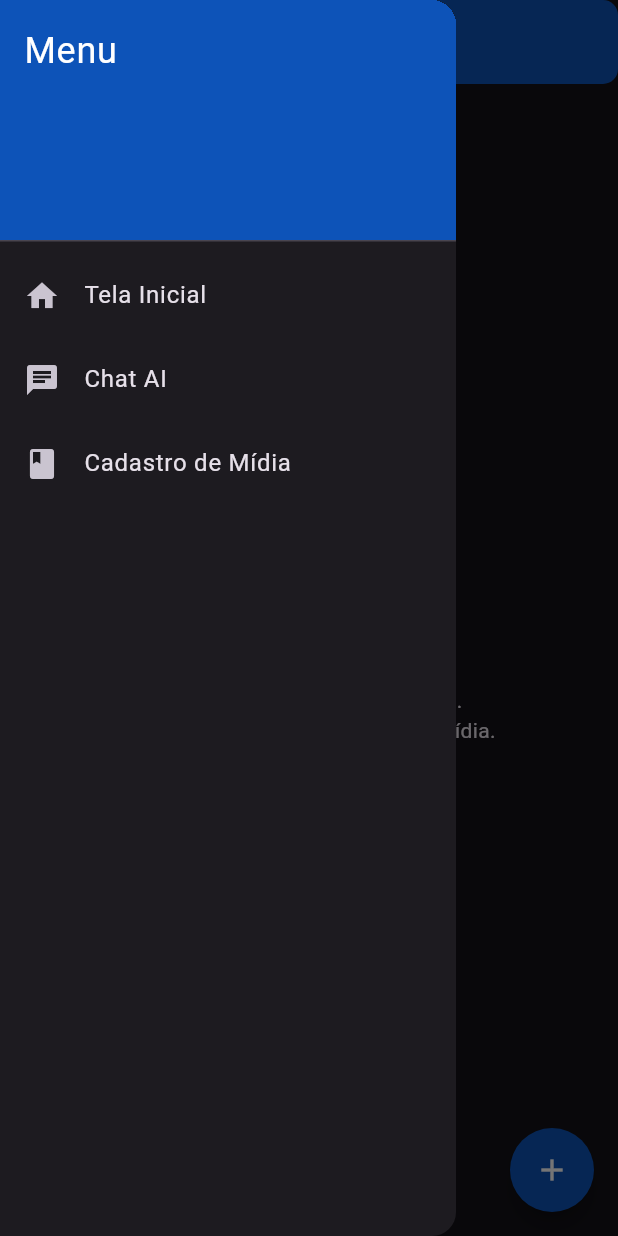
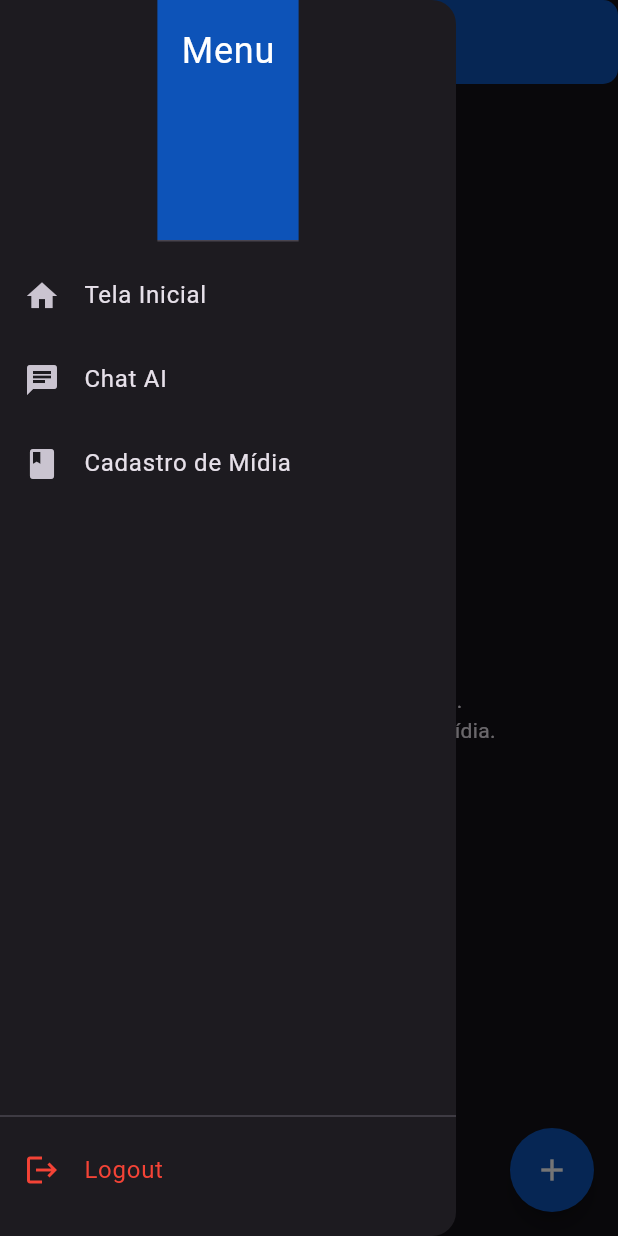
Before and after one commit to Jordan-366/Projeto-Sapphire, a Flutter app: the TelaInicial screen opened directly, with the side drawer open, on a phone screen of 412 x 824 dp. Run offline on Flutter 3.47's test engine with Material 3 defaults, Android fonts, the phone set to English and light mode, and no system bars; our stand-ins replace shared_preferences, sqflite; accounts and stored records are empty.

```diff
--- a/app_sapphire/lib/tela-inicial.dart
+++ b/app_sapphire/lib/tela-inicial.dart
@@ -2,6 +2,8 @@ import 'package:flutter/material.dart';
 import 'chat_ai.dart';
 import 'cadastro_midia.dart';
 import 'db_test.dart';
+import 'package:shared_preferences/shared_preferences.dart';
+import 'cadastro.dart';
 
 enum MediaType { livro, filme }
 
@@ -239,8 +241,7 @@ class _TelaInicialState extends State<TelaInicial> {
         shape: RoundedRectangleBorder(borderRadius: BorderRadius.circular(10)),
       ),
       drawer: Drawer(
-        child: ListView(
-          padding: EdgeInsets.zero,
+        child: Column(
           children: <Widget>[
             const DrawerHeader(
               decoration: BoxDecoration(color: Color(0xFF0D53B8)),
@@ -249,6 +250,10 @@ class _TelaInicialState extends State<TelaInicial> {
                 style: TextStyle(color: Colors.white, fontSize: 24),
               ),
             ),
+            Expanded(
+              child: ListView(
+                padding: EdgeInsets.zero,
+                children: <Widget>[
                   ListTile(
                     leading: const Icon(Icons.home),
                     title: const Text('Tela Inicial'),
@@ -279,6 +284,27 @@ class _TelaInicialState extends State<TelaInicial> {
                         ),
                       );
                     },
+                  ),
+                ],
+              ),
+            ),
+            const Divider(),
+            Padding(
+              padding: const EdgeInsets.only(bottom: 16.0),
+              child: ListTile(
+                leading: const Icon(Icons.logout, color: Colors.red),
+                title: const Text('Logout', style: TextStyle(color: Colors.red)),
+                onTap: () async {
+                  final prefs = await SharedPreferences.getInstance();
+                  await prefs.remove('token');
+                  await prefs.remove('current_user');
+                  Navigator.pushAndRemoveUntil(
+                    context,
+                    MaterialPageRoute(builder: (context) => const LoginScreen()),
+                    (route) => false,
+                  );
+                },
+              ),
             ),
           ],
         ),
```
Also changed, not shown: app_sapphire/lib/cadastro.dart (+21 -1 lines), app_sapphire/lib/db_test.dart (+8 -1 lines). Lines whose indentation alone changed are shown as unchanged.
